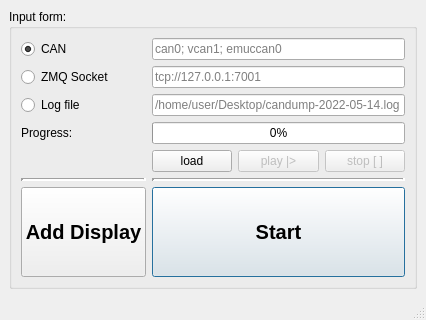
First picture: the form in mainwindow.ui, repository anatoltrush/RadarVisual, before the edit.
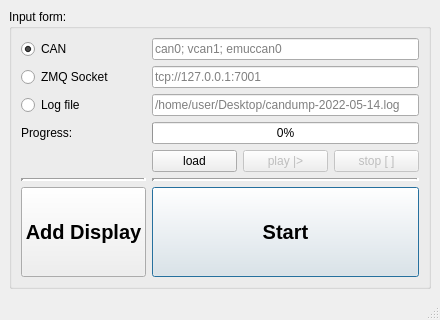
Second picture: the form after the edit. Icons and pictures are not drawn.

```diff
--- a/mainwindow.ui
+++ b/mainwindow.ui
@@ -9,7 +9,7 @@
    <rect>
     <x>0</x>
     <y>0</y>
-    <width>426</width>
+    <width>440</width>
     <height>320</height>
    </rect>
   </property>
```
